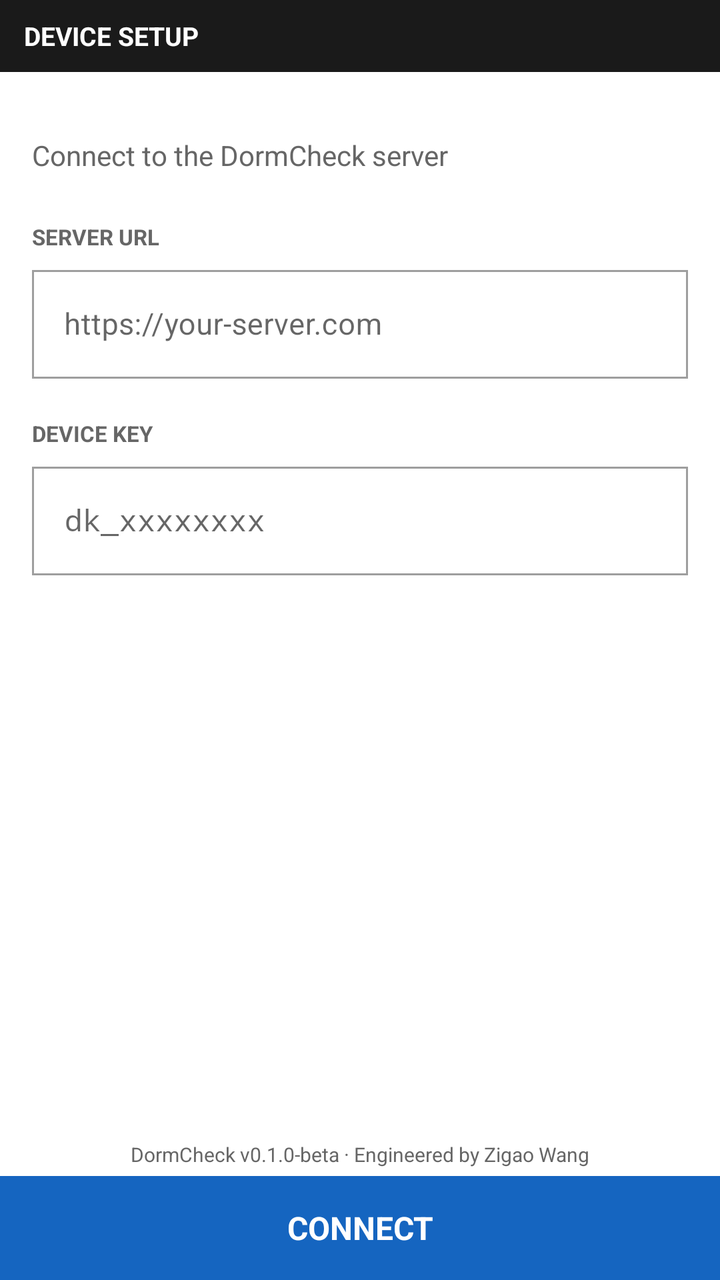
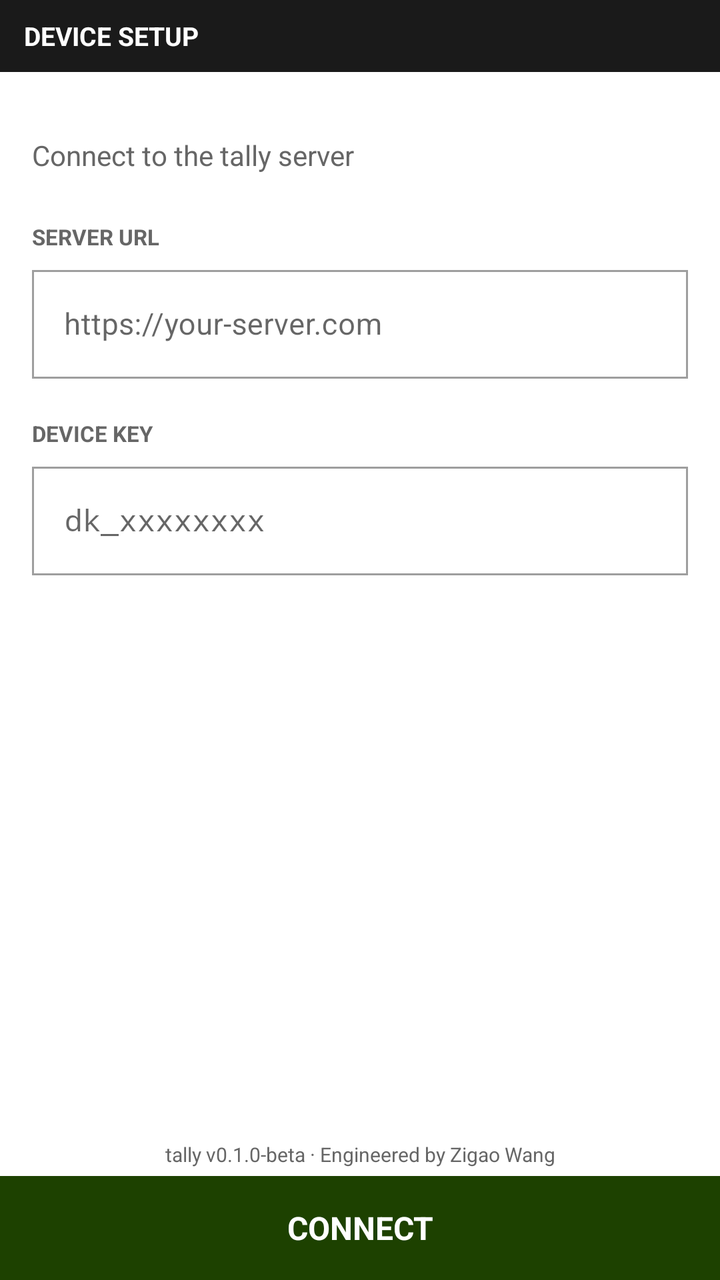

Screens rendered from an Android XML layout before and after an edit, with the pre-edit source and the edit as a unified diff.
<!-- AndroidManifest.xml: application theme Theme.DormCheck -->
<!-- res/layout/activity_setup.xml -->
<?xml version="1.0" encoding="utf-8"?>
<LinearLayout xmlns:android="http://schemas.android.com/apk/res/android"
    xmlns:app="http://schemas.android.com/apk/res-auto"
    android:layout_width="match_parent"
    android:layout_height="match_parent"
    android:background="@color/background"
    android:orientation="vertical">

    
    <LinearLayout
        android:layout_width="match_parent"
        android:layout_height="36dp"
        android:background="@color/header_bg"
        android:gravity="center_vertical"
        android:paddingStart="12dp"
        android:paddingEnd="12dp">

        <TextView
            android:layout_width="wrap_content"
            android:layout_height="wrap_content"
            android:text="@string/setup_title"
            android:textSize="13sp"
            android:textStyle="bold"
            android:textAllCaps="true"
            android:textColor="@color/white" />

    </LinearLayout>

    <ScrollView
        android:layout_width="match_parent"
        android:layout_height="0dp"
        android:layout_weight="1"
        android:fillViewport="true">

        <LinearLayout
            android:layout_width="match_parent"
            android:layout_height="wrap_content"
            android:orientation="vertical"
            android:padding="16dp">

            <TextView
                android:layout_width="match_parent"
                android:layout_height="wrap_content"
                android:layout_marginTop="16dp"
                android:text="Connect to the DormCheck server"
                android:textSize="14sp"
                android:textColor="@color/text_secondary" />

            <TextView
                android:layout_width="match_parent"
                android:layout_height="wrap_content"
                android:layout_marginTop="24dp"
                android:text="SERVER URL"
                android:textSize="11sp"
                android:textStyle="bold"
                android:textColor="@color/text_secondary" />

            <com.google.android.material.textfield.TextInputLayout
                style="@style/Widget.MaterialComponents.TextInputLayout.OutlinedBox"
                android:layout_width="match_parent"
                android:layout_height="wrap_content"
                android:layout_marginTop="4dp"
                app:boxCornerRadiusTopStart="0dp"
                app:boxCornerRadiusTopEnd="0dp"
                app:boxCornerRadiusBottomStart="0dp"
                app:boxCornerRadiusBottomEnd="0dp">

                <com.google.android.material.textfield.TextInputEditText
                    android:id="@+id/input_server_url"
                    android:layout_width="match_parent"
                    android:layout_height="wrap_content"
                    android:inputType="textUri"
                    android:singleLine="true"
                    android:textSize="15sp"
                    android:hint="@string/setup_server_url_hint" />

            </com.google.android.material.textfield.TextInputLayout>

            <TextView
                android:layout_width="match_parent"
                android:layout_height="wrap_content"
                android:layout_marginTop="20dp"
                android:text="DEVICE KEY"
                android:textSize="11sp"
                android:textStyle="bold"
                android:textColor="@color/text_secondary" />

            <com.google.android.material.textfield.TextInputLayout
                style="@style/Widget.MaterialComponents.TextInputLayout.OutlinedBox"
                android:layout_width="match_parent"
                android:layout_height="wrap_content"
                android:layout_marginTop="4dp"
                app:boxCornerRadiusTopStart="0dp"
                app:boxCornerRadiusTopEnd="0dp"
                app:boxCornerRadiusBottomStart="0dp"
                app:boxCornerRadiusBottomEnd="0dp">

                <com.google.android.material.textfield.TextInputEditText
                    android:id="@+id/input_api_key"
                    android:layout_width="match_parent"
                    android:layout_height="wrap_content"
                    android:inputType="textPassword"
                    android:singleLine="true"
                    android:fontFamily="monospace"
                    android:textSize="15sp"
                    android:hint="@string/setup_api_key_hint" />

            </com.google.android.material.textfield.TextInputLayout>

            <TextView
                android:id="@+id/text_error"
                android:layout_width="match_parent"
                android:layout_height="wrap_content"
                android:layout_marginTop="12dp"
                android:textColor="@color/error"
                android:textSize="13sp"
                android:textStyle="bold"
                android:visibility="gone" />

            <ProgressBar
                android:id="@+id/progress_bar"
                android:layout_width="24dp"
                android:layout_height="24dp"
                android:layout_marginTop="12dp"
                android:visibility="gone" />

        </LinearLayout>

    </ScrollView>

    
    <TextView
        android:layout_width="match_parent"
        android:layout_height="wrap_content"
        android:paddingTop="4dp"
        android:paddingBottom="4dp"
        android:gravity="center"
        android:textSize="10sp"
        android:textColor="@color/text_secondary"
        android:text="DormCheck v0.1.0-beta · Engineered by Zigao Wang" />

    
    <TextView
        android:id="@+id/btn_connect"
        android:layout_width="match_parent"
        android:layout_height="52dp"
        android:gravity="center"
        android:text="@string/setup_connect"
        android:textSize="16sp"
        android:textStyle="bold"
        android:textAllCaps="true"
        android:textColor="@color/white"
        android:background="@color/accent" />

</LinearLayout>
<!-- resources referenced by this layout -->
<resources>
  <color name="accent">#1565C0</color>
  <color name="background">#FFFFFF</color>
  <color name="error">#B71C1C</color>
  <color name="header_bg">#1A1A1A</color>
  <color name="text_secondary">#666666</color>
  <color name="white">#FFFFFF</color>
  <string name="setup_api_key_hint">dk_xxxxxxxx</string>
  <string name="setup_connect">Connect</string>
  <string name="setup_server_url_hint">https://your-server.com</string>
  <string name="setup_title">Device Setup</string>
  <style name="Theme.DormCheck" parent="Theme.MaterialComponents.Light.NoActionBar">
          <item name="colorPrimary">@color/primary</item>
          <item name="colorPrimaryDark">@color/primary_dark</item>
          <item name="colorAccent">@color/accent</item>
          <item name="android:statusBarColor">@color/status_bar</item>
          <item name="android:windowBackground">@color/background</item>
      </style>
  <color name="primary">#1565C0</color>
  <color name="primary_dark">#0D47A1</color>
  <color name="status_bar">#000000</color>
</resources>

<!-- the commit's change to res/layout/activity_setup.xml (unified diff, before → after) -->
@@ -42,7 +42,7 @@
                 android:layout_width="match_parent"
                 android:layout_height="wrap_content"
                 android:layout_marginTop="16dp"
-                android:text="Connect to the DormCheck server"
+                android:text="Connect to the tally server"
                 android:textSize="14sp"
                 android:textColor="@color/text_secondary" />
 
@@ -137,7 +137,7 @@
         android:gravity="center"
         android:textSize="10sp"
         android:textColor="@color/text_secondary"
-        android:text="DormCheck v0.1.0-beta · Engineered by Zigao Wang" />
+        android:text="tally v0.1.0-beta · Engineered by Zigao Wang" />
 
     
     <TextView
<!-- resource entries referenced after the edit -->
@@ -1,6 +1,6 @@
 <!-- resources referenced by this layout -->
 <resources>
-  <color name="accent">#1565C0</color>
+  <color name="accent">#1D4100</color>
   <color name="background">#FFFFFF</color>
   <color name="error">#B71C1C</color>
   <color name="header_bg">#1A1A1A</color>
@@ -10,15 +10,15 @@
   <string name="setup_connect">Connect</string>
   <string name="setup_server_url_hint">https://your-server.com</string>
   <string name="setup_title">Device Setup</string>
-  <style name="Theme.DormCheck" parent="Theme.MaterialComponents.Light.NoActionBar">
+  <style name="Theme.Tally" parent="Theme.MaterialComponents.Light.NoActionBar">
           <item name="colorPrimary">@color/primary</item>
           <item name="colorPrimaryDark">@color/primary_dark</item>
           <item name="colorAccent">@color/accent</item>
           <item name="android:statusBarColor">@color/status_bar</item>
           <item name="android:windowBackground">@color/background</item>
       </style>
-  <color name="primary">#1565C0</color>
-  <color name="primary_dark">#0D47A1</color>
+  <color name="primary">#1D4100</color>
+  <color name="primary_dark">#142D00</color>
   <color name="status_bar">#000000</color>
 </resources>
 
